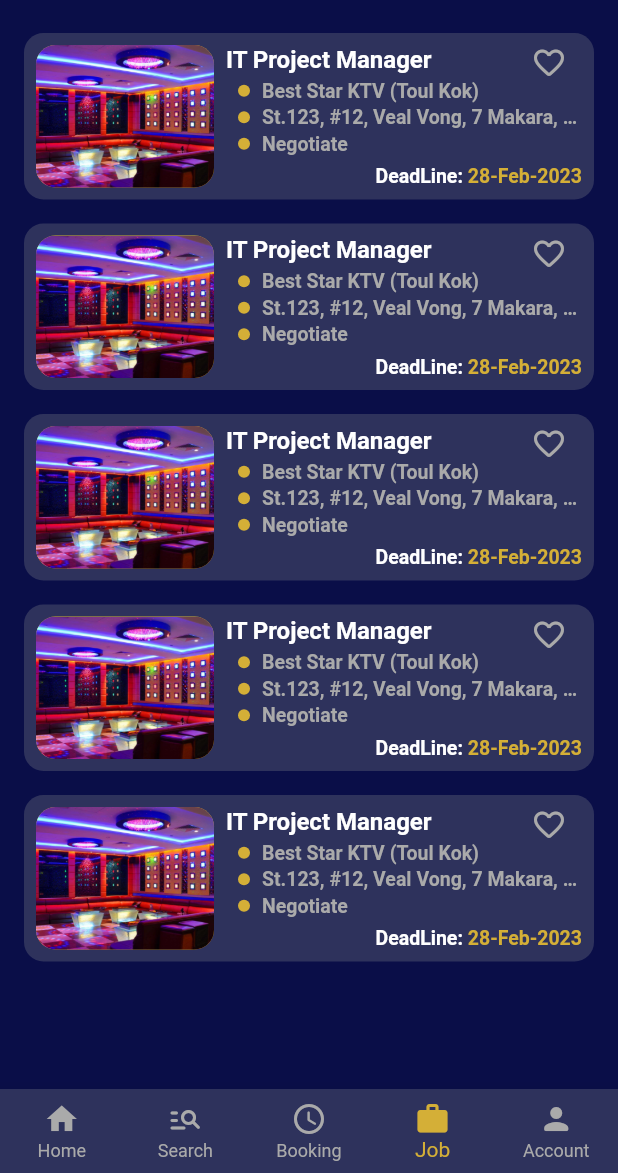
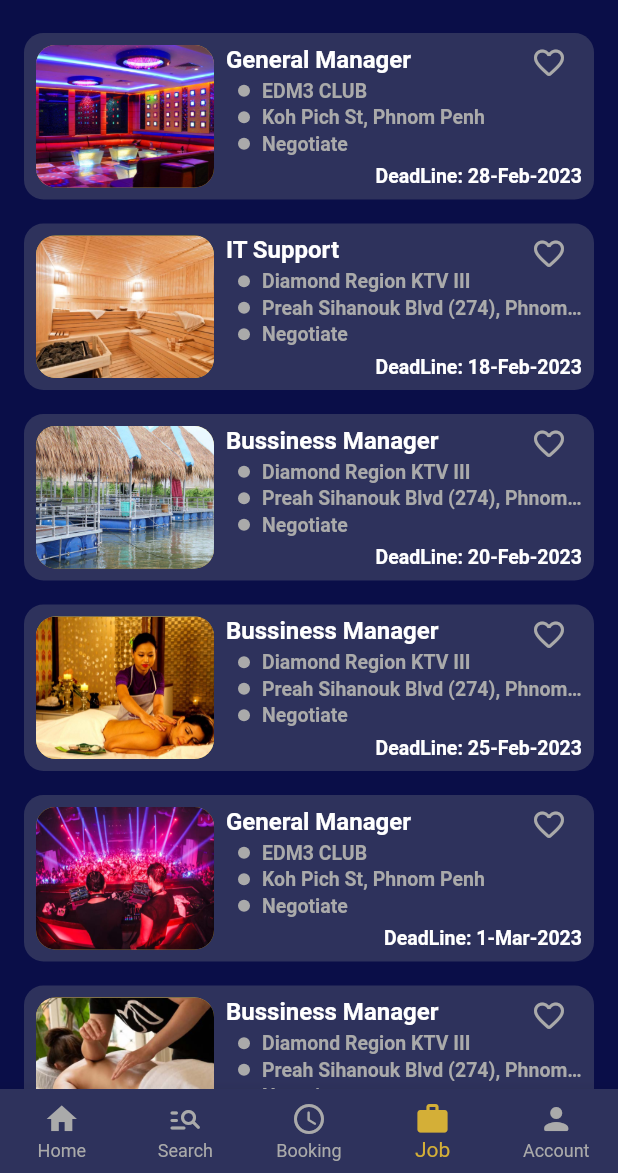
Before and after one commit to OeungChheanghok123/ktv_app, a Flutter app: the screen it shows after launch, item 4 of the bottom bar chosen, on a phone screen of 412 x 824 dp, the part 63-1236 px from its top. Run offline on Flutter 3.47's test engine with Material 2 defaults, Android fonts, the phone set to English and light mode, and no system bars; our stand-ins replace carousel_slider, flutter_rating_bar, flutter_svg, get, qr_flutter; missing offline and left inert: flutter_share.

Commit message:
6-Feb-2023

```diff
--- /dev/null
+++ b/lib/models/job.dart
@@ -0,0 +1,45 @@
+import 'dart:convert';
+
+class JobModel {
+  final String image;
+  final String position;
+  final String name;
+  final String address;
+  final String salary;
+  final String deadLine;
+
+  JobModel({
+    required this.image,
+    required this.position,
+    required this.name,
+    required this.address,
+    required this.salary,
+    required this.deadLine,
+  });
+
+  Map<String, dynamic> toMap() {
+    return <String, dynamic>{
+      'image': image,
+      'position': position,
+      'name': name,
+      'address': address,
+      'salary': salary,
+      'deadLine': deadLine,
+    };
+  }
+
+  factory JobModel.fromMap(Map<String, dynamic> map) {
+    return JobModel(
+      image: map['image'] as String,
+      position: map['position'] as String,
+      name: map['name'] as String,
+      address: map['address'] as String,
+      salary: map['salary'] as String,
+      deadLine: map['deadLine'] as String,
+    );
+  }
+
+  String toJson() => json.encode(toMap());
+
+  factory JobModel.fromJson(String source) => JobModel.fromMap(json.decode(source) as Map<String, dynamic>);
+}
--- a/lib/screens/job/job_screen.dart
+++ b/lib/screens/job/job_screen.dart
@@ -1,10 +1,15 @@
 import 'package:flutter/material.dart';
+import 'package:get/get.dart';
 import 'package:ktv_app/constants/constants.dart';
+import 'package:ktv_app/models/job.dart';
+import 'package:ktv_app/screens/job/job_screen_view_model.dart';
 import 'package:ktv_app/utility/app_bar.dart';
 import 'package:ktv_app/utility/text_style.dart';
 
 class JobScreen extends StatelessWidget {
-  const JobScreen({super.key});
+  JobScreen({super.key});
+
+  final viewModel = Get.put(JobScreenViewModel());
 
   @override
   Widget build(BuildContext context) {
@@ -13,18 +18,31 @@ class JobScreen extends StatelessWidget {
       headerSliverBuilder: AppBarWidget.homeScreenAppBar,
       body: SingleChildScrollView(
         child: Column(
-          children: List.generate(5, (index) => cardJobPost(context)),
+          children: List.generate(
+            viewModel.jobList.length,
+            (index) => cardJobPost(
+              context,
+              index: index,
+              jobModel: viewModel.jobList[index],
+            ),
+          ),
         ),
       ),
     );
   }
 
-  Widget cardJobPost(BuildContext context) {
+  Widget cardJobPost(
+    BuildContext context, {
+    required int index,
+    required JobModel jobModel,
+  }) {
     return Container(
       width: MediaQuery.of(context).size.width,
       padding: const EdgeInsets.all(defaultPaddin / 2),
       margin: const EdgeInsets.symmetric(
-          horizontal: defaultPaddin, vertical: defaultPaddin / 2),
+        horizontal: defaultPaddin,
+        vertical: defaultPaddin / 2,
+      ),
       decoration: BoxDecoration(
         color: secondColor,
         borderRadius: BorderRadius.circular(13),
@@ -36,32 +54,88 @@ class JobScreen extends StatelessWidget {
             children: [
               Expanded(
                 flex: 2,
-                child: Container(
+                child: jobImage(
+                  context,
+                  image: jobModel.image,
+                ),
+              ),
+              const SizedBox(width: defaultPaddin / 2),
+              Expanded(
+                flex: 4,
+                child: jobDetail(
+                  context,
+                  position: jobModel.position,
+                  name: jobModel.name,
+                  address: jobModel.address,
+                  salary: jobModel.salary,
+                ),
+              ),
+            ],
+          ),
+          Positioned(
+            bottom: 0,
+            right: 0,
+            child: deadLineWidget(
+              context,
+              deadLine: jobModel.deadLine,
+            ),
+          ),
+          Positioned(
+            top: 0,
+            right: 10,
+            child: InkWell(
+              onTap: () {
+                if (viewModel.favoriteList[index] == false) {
+                  viewModel.favoriteList[index] = true;
+                } else {
+                  viewModel.favoriteList[index] = false;
+                }
+              },
+              child: favoriteIcon(context, index),
+            ),
+          ),
+        ],
+      ),
+    );
+  }
+
+  Widget jobImage(
+    BuildContext context, {
+    required String image,
+  }) {
+    return Container(
       width: 120,
       height: 95,
       decoration: BoxDecoration(
         color: primaryColor,
         borderRadius: BorderRadius.circular(13),
-                    image: const DecorationImage(
-                      image: AssetImage(
-                        'assets/images/category_1.jpg',
-                      ),
+        image: DecorationImage(
+          image: AssetImage(image),
           fit: BoxFit.cover,
         ),
       ),
-                ),
-              ),
-              const SizedBox(width: defaultPaddin / 2),
-              Expanded(
-                flex: 4,
-                child: Column(
+    );
+  }
+
+  Widget jobDetail(
+    BuildContext context, {
+    required String position,
+    required String name,
+    required String address,
+    required String salary,
+  }) {
+    return Column(
       crossAxisAlignment: CrossAxisAlignment.start,
       mainAxisAlignment: MainAxisAlignment.center,
       children: [
-                    Text(
-                      'IT Project Manager',
+        Padding(
+          padding: const EdgeInsets.only(right: defaultPaddin),
+          child: Text(
+            position,
+            overflow: TextOverflow.ellipsis,
             style: AppTextStyle.headline2.copyWith(
               fontSize: 16,
+            ),
           ),
         ),
         const SizedBox(height: defaultPaddin / 4),
@@ -71,57 +145,64 @@ class JobScreen extends StatelessWidget {
           children: [
             listTile(
               context,
-                          "Best Star KTV (Toul Kok)",
+              name,
             ),
             const SizedBox(height: defaultPaddin / 6),
             listTile(
               context,
-                          "St.123, #12, Veal Vong, 7 Makara, PhnomPenh",
+              address,
             ),
             const SizedBox(height: defaultPaddin / 6),
             listTile(
               context,
-                          "Negotiate",
+              salary,
             ),
           ],
         ),
       ],
-                ),
-              ),
-            ],
-          ),
-          Positioned(
-            bottom: 0,
-            right: 0,
-            child: Row(
+    );
+  }
+
+  Widget deadLineWidget(
+    BuildContext context, {
+    required String deadLine,
+  }) {
+    return Row(
       children: [
         Text(
           'DeadLine: ',
           style: AppTextStyle.headline2,
         ),
         Text(
-                  '28-Feb-2023',
+          deadLine,
           style: AppTextStyle.headline2.copyWith(
-                    color: primaryColor,
+            color: whiteColor,
           ),
         ),
       ],
-            ),
-          ),
-          const Positioned(
-            top: 0,
-            right: 10,
-            child: Icon(
-              Icons.favorite_border_rounded,
-              color: secondGraydColor,
-            ),
-          ),
-        ],
+    );
+  }
+
+  Widget favoriteIcon(
+    BuildContext context,
+    int index,
+  ) {
+    return Obx(
+      () => Icon(
+        viewModel.favoriteList[index] == true
+            ? Icons.favorite_rounded
+            : Icons.favorite_border_rounded,
+        color: viewModel.favoriteList[index] == true
+            ? primaryColor
+            : secondGraydColor,
       ),
     );
   }
 
-  Widget listTile(BuildContext context, String text) {
+  Widget listTile(
+    BuildContext context,
+    String text,
+  ) {
     return Row(
       children: [
         Container(
@@ -129,7 +210,7 @@ class JobScreen extends StatelessWidget {
           height: 8,
           margin: const EdgeInsets.symmetric(horizontal: defaultPaddin / 2),
           decoration: const BoxDecoration(
-            color: primaryColor,
+            color: secondGraydColor,
             shape: BoxShape.circle,
           ),
         ),
--- /dev/null
+++ b/lib/screens/job/job_screen_view_model.dart
@@ -0,0 +1,69 @@
+import 'package:get/get.dart';
+import 'package:ktv_app/models/job.dart';
+
+class JobScreenViewModel extends GetxController {
+  final List<JobModel> jobList = [
+    JobModel(
+      image: 'assets/images/category_1.jpg',
+      position: 'General Manager',
+      name: 'EDM3 CLUB',
+      address: 'Koh Pich St, Phnom Penh',
+      salary: 'Negotiate',
+      deadLine: '28-Feb-2023',
+    ),
+    JobModel(
+      image: 'assets/images/category_2.jpg',
+      position: 'IT Support',
+      name: 'Diamond Region KTV III',
+      address: 'Preah Sihanouk Blvd (274), Phnom Penh',
+      salary: 'Negotiate',
+      deadLine: '18-Feb-2023',
+    ),
+    JobModel(
+      image: 'assets/images/category_3.jpg',
+      position: 'Bussiness Manager',
+      name: 'Diamond Region KTV III',
+      address: 'Preah Sihanouk Blvd (274), Phnom Penh',
+      salary: 'Negotiate',
+      deadLine: '20-Feb-2023',
+    ),
+    JobModel(
+      image: 'assets/images/category_4.jpg',
+      position: 'Bussiness Manager',
+      name: 'Diamond Region KTV III',
+      address: 'Preah Sihanouk Blvd (274), Phnom Penh',
+      salary: 'Negotiate',
+      deadLine: '25-Feb-2023',
+    ),
+    JobModel(
+      image: 'assets/images/category_5.jpg',
+      position: 'General Manager',
+      name: 'EDM3 CLUB',
+      address: 'Koh Pich St, Phnom Penh',
+      salary: 'Negotiate',
+      deadLine: '1-Mar-2023',
+    ),
+    JobModel(
+      image: 'assets/images/category_6.jpg',
+      position: 'Bussiness Manager',
+      name: 'Diamond Region KTV III',
+      address: 'Preah Sihanouk Blvd (274), Phnom Penh',
+      salary: 'Negotiate',
+      deadLine: '10-Feb-2023',
+    ),
+  ];
+
+  var favoriteList = [].obs;
+
+  void setFavoriteList() {
+    for (int i = 0; i < jobList.length; i++) {
+      favoriteList.add(false);
+    }
+  }
+
+  @override
+  void onInit() {
+    setFavoriteList();
+    super.onInit();
+  }
+}
--- a/lib/screens/main_screen_view_model.dart
+++ b/lib/screens/main_screen_view_model.dart
@@ -22,7 +22,7 @@ class MainScreenViewModel extends GetxController {
         style: AppTextStyle.headline2,
       ),
     ),
-    const JobScreen(),
+    JobScreen(),
     AccountScreen(),
   ];
 
```
Also changed, not shown: lib/screens/account/account_screen.dart (+120 -6 lines), lib/screens/account/components/profile/profile_screen.dart (added, +166 -0 lines), lib/screens/account/components/profile/profile_view_model.dart (added, +20 -0 lines), assets/images/cambodia.png (added), assets/images/english.png (added), lib/screens/account/components/language/language.dart (added), 2 other files. Lines whose indentation alone changed are shown as unchanged.
